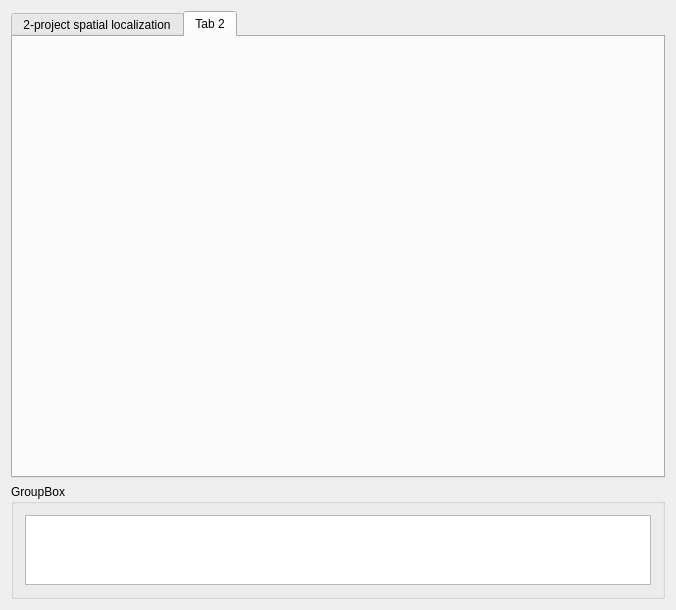
Qt form Plugins/org.mitk.lancet.spinecarmregistration/src/internal/SpineCArmRegistrationControls.ui (zhaomengxiao/LancetMITK-Adition) before a commit.
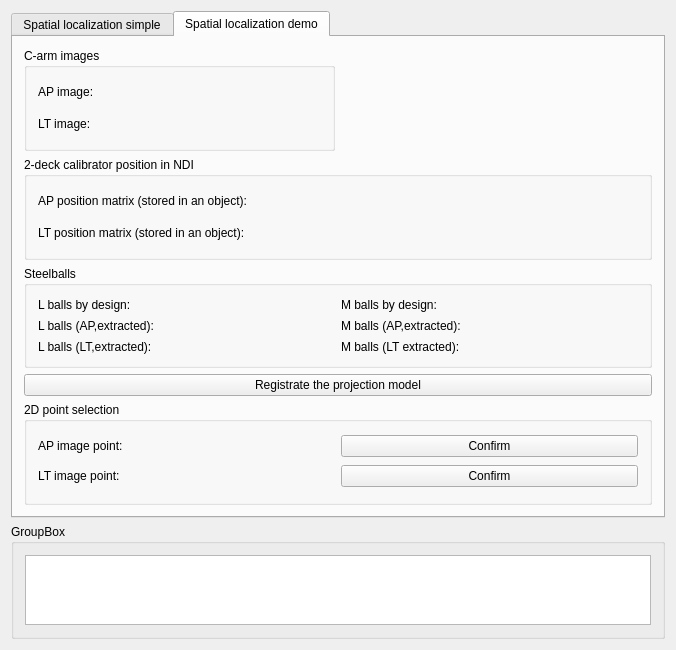
The same form after that commit. The open tabs and pages were chosen to show the change. Custom widgets are drawn as their Qt base class.

Commit message:
Spatial localization demo
routinely backup

```diff
--- a/Plugins/org.mitk.lancet.spinecarmregistration/src/internal/SpineCArmRegistrationControls.ui
+++ b/Plugins/org.mitk.lancet.spinecarmregistration/src/internal/SpineCArmRegistrationControls.ui
@@ -23,11 +23,11 @@
    <item>
     <widget class="QTabWidget" name="tabWidget">
      <property name="currentIndex">
-      <number>0</number>
+      <number>1</number>
      </property>
      <widget class="QWidget" name="tab">
       <attribute name="title">
-       <string>2-project spatial localization</string>
+       <string>Spatial localization simple</string>
       </attribute>
       <layout class="QVBoxLayout" name="verticalLayout">
        <item>
@@ -54,7 +54,7 @@
                <item>
                 <widget class="QLineEdit" name="lineEdit_planeResolutionX">
                  <property name="text">
-                  <string>1</string>
+                  <string>0.15</string>
                  </property>
                 </widget>
                </item>
@@ -68,7 +68,7 @@
                <item>
                 <widget class="QLineEdit" name="lineEdit_planeResolutionY">
                  <property name="text">
-                  <string>1</string>
+                  <string>0.15</string>
                  </property>
                 </widget>
                </item>
@@ -86,7 +86,7 @@
                <item>
                 <widget class="QLineEdit" name="lineEdit_planePixNumX">
                  <property name="text">
-                  <string>512</string>
+                  <string>2000</string>
                  </property>
                 </widget>
                </item>
@@ -100,7 +100,7 @@
                <item>
                 <widget class="QLineEdit" name="lineEdit_planePixNumY">
                  <property name="text">
-                  <string>512</string>
+                  <string>2000</string>
                  </property>
                 </widget>
                </item>
@@ -134,7 +134,7 @@
                <item>
                 <widget class="QLineEdit" name="lineEdit_planeSourceX_0">
                  <property name="text">
-                  <string>256</string>
+                  <string>150</string>
                  </property>
                 </widget>
                </item>
@@ -148,7 +148,7 @@
                <item>
                 <widget class="QLineEdit" name="lineEdit_planeSourceY_0">
                  <property name="text">
-                  <string>256</string>
+                  <string>150</string>
                  </property>
                 </widget>
                </item>
@@ -162,7 +162,7 @@
                <item>
                 <widget class="QLineEdit" name="lineEdit_planeSourceZ_0">
                  <property name="text">
-                  <string>1050</string>
+                  <string>1010</string>
                  </property>
                 </widget>
                </item>
@@ -180,7 +180,7 @@
                <item>
                 <widget class="QLineEdit" name="lineEdit_planeSourceX_1">
                  <property name="text">
-                  <string>256</string>
+                  <string>150</string>
                  </property>
                 </widget>
                </item>
@@ -194,7 +194,7 @@
                <item>
                 <widget class="QLineEdit" name="lineEdit_planeSourceY_1">
                  <property name="text">
-                  <string>256</string>
+                  <string>150</string>
                  </property>
                 </widget>
                </item>
@@ -220,6 +220,20 @@
          </layout>
         </widget>
        </item>
+       <item>
+        <widget class="QLabel" name="label_13">
+         <property name="text">
+          <string>Please move AP(LT) ray source and AP(LT) imager into AP(LT) coordinate's child node,</string>
+         </property>
+        </widget>
+       </item>
+       <item>
+        <widget class="QLabel" name="label_14">
+         <property name="text">
+          <string>then move the 2 parent nodes to proper positions, pick a point on AP image and then a point on LT image</string>
+         </property>
+        </widget>
+       </item>
        <item>
         <widget class="QGroupBox" name="groupBox_5">
          <property name="title">
@@ -292,8 +306,283 @@
      </widget>
      <widget class="QWidget" name="tab_2">
       <attribute name="title">
-       <string>Tab 2</string>
+       <string>Spatial localization demo</string>
       </attribute>
+      <layout class="QGridLayout" name="gridLayout_9">
+       <item row="2" column="0" colspan="2">
+        <widget class="QGroupBox" name="groupBox_9">
+         <property name="title">
+          <string>Steelballs</string>
+         </property>
+         <layout class="QGridLayout" name="gridLayout_7">
+          <item row="0" column="0">
+           <layout class="QHBoxLayout" name="horizontalLayout_13">
+            <item>
+             <widget class="QLabel" name="label_21">
+              <property name="text">
+               <string>L balls by design:</string>
+              </property>
+             </widget>
+            </item>
+            <item>
+             <widget class="QmitkSingleNodeSelectionWidget" name="mitkNodeSelectWidget_designLballs" native="true">
+              <property name="enabled">
+               <bool>true</bool>
+              </property>
+             </widget>
+            </item>
+           </layout>
+          </item>
+          <item row="0" column="1">
+           <layout class="QHBoxLayout" name="horizontalLayout_14">
+            <item>
+             <widget class="QLabel" name="label_22">
+              <property name="text">
+               <string>M balls by design:</string>
+              </property>
+             </widget>
+            </item>
+            <item>
+             <widget class="QmitkSingleNodeSelectionWidget" name="mitkNodeSelectWidget_designMballs" native="true">
+              <property name="enabled">
+               <bool>true</bool>
+              </property>
+             </widget>
+            </item>
+           </layout>
+          </item>
+          <item row="1" column="0">
+           <layout class="QHBoxLayout" name="horizontalLayout_11">
+            <item>
+             <widget class="QLabel" name="label_19">
+              <property name="text">
+               <string>L balls (AP,extracted):</string>
+              </property>
+             </widget>
+            </item>
+            <item>
+             <widget class="QmitkSingleNodeSelectionWidget" name="mitkNodeSelectWidget_APextractedLballs" native="true">
+              <property name="enabled">
+               <bool>true</bool>
+              </property>
+             </widget>
+            </item>
+           </layout>
+          </item>
+          <item row="1" column="1">
+           <layout class="QHBoxLayout" name="horizontalLayout_12">
+            <item>
+             <widget class="QLabel" name="label_20">
+              <property name="text">
+               <string>M balls (AP,extracted):</string>
+              </property>
+             </widget>
+            </item>
+            <item>
+             <widget class="QmitkSingleNodeSelectionWidget" name="mitkNodeSelectWidget_APextractedMballs" native="true">
+              <property name="enabled">
+               <bool>true</bool>
+              </property>
+             </widget>
+            </item>
+           </layout>
+          </item>
+          <item row="2" column="0">
+           <layout class="QHBoxLayout" name="horizontalLayout_17">
+            <item>
+             <widget class="QLabel" name="label_25">
+              <property name="text">
+               <string>L balls (LT,extracted):</string>
+              </property>
+             </widget>
+            </item>
+            <item>
+             <widget class="QmitkSingleNodeSelectionWidget" name="mitkNodeSelectWidget_LTextractedLballs" native="true">
+              <property name="enabled">
+               <bool>true</bool>
+              </property>
+             </widget>
+            </item>
+           </layout>
+          </item>
+          <item row="2" column="1">
+           <layout class="QHBoxLayout" name="horizontalLayout_18">
+            <item>
+             <widget class="QLabel" name="label_26">
+              <property name="text">
+               <string>M balls (LT extracted):</string>
+              </property>
+             </widget>
+            </item>
+            <item>
+             <widget class="QmitkSingleNodeSelectionWidget" name="mitkNodeSelectWidget_LTextractedMballs" native="true">
+              <property name="enabled">
+               <bool>true</bool>
+              </property>
+             </widget>
+            </item>
+           </layout>
+          </item>
+         </layout>
+        </widget>
+       </item>
+       <item row="4" column="0" colspan="2">
+        <widget class="QGroupBox" name="groupBox_12">
+         <property name="title">
+          <string>2D point selection</string>
+         </property>
+         <layout class="QGridLayout" name="gridLayout_8">
+          <item row="0" column="0">
+           <layout class="QHBoxLayout" name="horizontalLayout_15">
+            <item>
+             <widget class="QLabel" name="label_23">
+              <property name="text">
+               <string>AP image point:</string>
+              </property>
+             </widget>
+            </item>
+            <item>
+             <widget class="QmitkSingleNodeSelectionWidget" name="mitkNodeSelectWidget_demoApPoint" native="true">
+              <property name="enabled">
+               <bool>true</bool>
+              </property>
+             </widget>
+            </item>
+           </layout>
+          </item>
+          <item row="0" column="1">
+           <widget class="QPushButton" name="pushButton_confirmDemoApPoint">
+            <property name="text">
+             <string>Confirm</string>
+            </property>
+           </widget>
+          </item>
+          <item row="1" column="0">
+           <layout class="QHBoxLayout" name="horizontalLayout_16">
+            <item>
+             <widget class="QLabel" name="label_24">
+              <property name="text">
+               <string>LT image point:</string>
+              </property>
+             </widget>
+            </item>
+            <item>
+             <widget class="QmitkSingleNodeSelectionWidget" name="mitkNodeSelectWidget_demoLtPoint" native="true">
+              <property name="enabled">
+               <bool>true</bool>
+              </property>
+             </widget>
+            </item>
+           </layout>
+          </item>
+          <item row="1" column="1">
+           <widget class="QPushButton" name="pushButton_confirmDemoLtPoint">
+            <property name="text">
+             <string>Confirm</string>
+            </property>
+           </widget>
+          </item>
+         </layout>
+        </widget>
+       </item>
+       <item row="1" column="0" colspan="2">
+        <widget class="QGroupBox" name="groupBox_7">
+         <property name="title">
+          <string>2-deck calibrator position in NDI</string>
+         </property>
+         <layout class="QVBoxLayout" name="verticalLayout_3">
+          <item>
+           <layout class="QHBoxLayout" name="horizontalLayout_9">
+            <item>
+             <widget class="QLabel" name="label_17">
+              <property name="text">
+               <string>AP position matrix (stored in an object):</string>
+              </property>
+             </widget>
+            </item>
+            <item>
+             <widget class="QmitkSingleNodeSelectionWidget" name="mitkNodeSelectWidget_ndiAp" native="true">
+              <property name="enabled">
+               <bool>true</bool>
+              </property>
+             </widget>
+            </item>
+           </layout>
+          </item>
+          <item>
+           <layout class="QHBoxLayout" name="horizontalLayout_10">
+            <item>
+             <widget class="QLabel" name="label_18">
+              <property name="text">
+               <string>LT position matrix (stored in an object):</string>
+              </property>
+             </widget>
+            </item>
+            <item>
+             <widget class="QmitkSingleNodeSelectionWidget" name="mitkNodeSelectWidget_ndiLt" native="true">
+              <property name="enabled">
+               <bool>true</bool>
+              </property>
+             </widget>
+            </item>
+           </layout>
+          </item>
+         </layout>
+        </widget>
+       </item>
+       <item row="0" column="0">
+        <widget class="QGroupBox" name="groupBox_8">
+         <property name="title">
+          <string>C-arm images</string>
+         </property>
+         <layout class="QVBoxLayout" name="verticalLayout_4">
+          <item>
+           <layout class="QHBoxLayout" name="horizontalLayout_7">
+            <item>
+             <widget class="QLabel" name="label_15">
+              <property name="text">
+               <string>AP image:</string>
+              </property>
+             </widget>
+            </item>
+            <item>
+             <widget class="QmitkSingleNodeSelectionWidget" name="mitkNodeSelectWidget_ApImage" native="true">
+              <property name="enabled">
+               <bool>true</bool>
+              </property>
+             </widget>
+            </item>
+           </layout>
+          </item>
+          <item>
+           <layout class="QHBoxLayout" name="horizontalLayout_8">
+            <item>
+             <widget class="QLabel" name="label_16">
+              <property name="text">
+               <string>LT image:</string>
+              </property>
+             </widget>
+            </item>
+            <item>
+             <widget class="QmitkSingleNodeSelectionWidget" name="mitkNodeSelectWidget_LtImage" native="true">
+              <property name="enabled">
+               <bool>true</bool>
+              </property>
+             </widget>
+            </item>
+           </layout>
+          </item>
+         </layout>
+        </widget>
+       </item>
+       <item row="3" column="0" colspan="2">
+        <widget class="QPushButton" name="pushButton_projectionModelReg">
+         <property name="text">
+          <string>Registrate the projection model</string>
+         </property>
+        </widget>
+       </item>
+      </layout>
      </widget>
     </widget>
    </item>
```
The commit also changes 5 other files.
